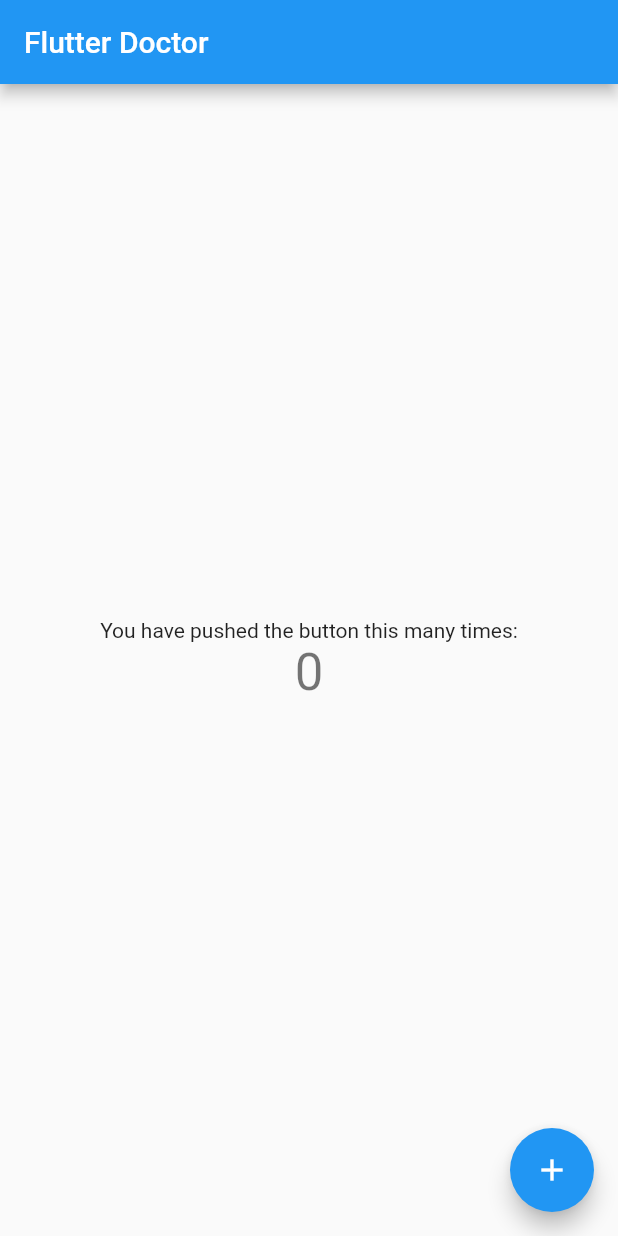
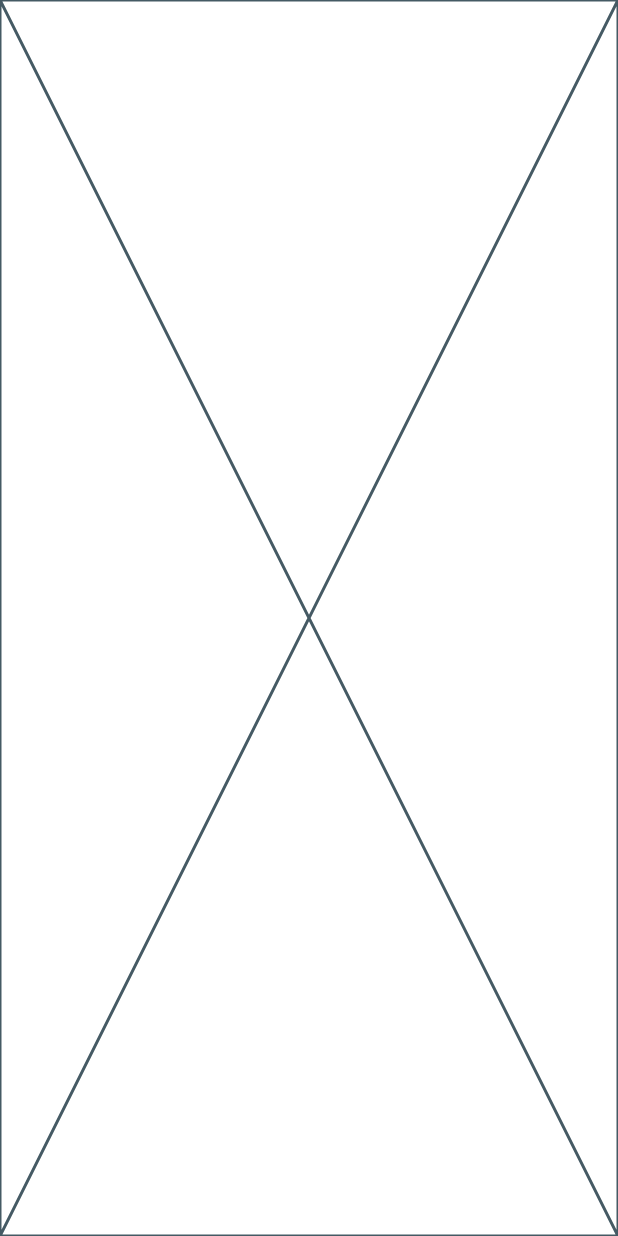
Before and after one commit to Krt-dev/Find_your_doctor, a Flutter app: the screen it shows after launch, on a phone screen of 412 x 824 dp. Run offline on Flutter 3.47's test engine with Material 2 defaults, Android fonts, the phone set to English and light mode, and no system bars; our stand-ins replace google_fonts.

Commit message:
SettingMyFirstPage
setting my first page file and making myfirstpage as the home for the application

```diff
--- a/flutter-doctor-app-main/starter/doctor_app/lib/components/first_page.dart
+++ b/flutter-doctor-app-main/starter/doctor_app/lib/components/first_page.dart
@@ -0,0 +1,20 @@
+import 'package:flutter/material.dart';
+import 'package:flutter_doctor_app/components/app_bar_component.dart';
+import 'package:flutter_doctor_app/components/grid_icons.dart';
+import 'package:flutter_doctor_app/components/search_bar.dart';
+import 'package:flutter_doctor_app/components/second_page.dart';
+import 'package:flutter_doctor_app/components/doctor_tab.dart';
+
+class MyFirstPage extends StatefulWidget {
+  const MyFirstPage({Key? key}) : super(key: key);
+
+  @override
+  State<MyFirstPage> createState() => _MyFirstPageState();
+}
+
+class _MyFirstPageState extends State<MyFirstPage> {
+  @override
+  Widget build(BuildContext context) {
+    return const Placeholder();
+  }
+}
--- a/flutter-doctor-app-main/starter/doctor_app/lib/main.dart
+++ b/flutter-doctor-app-main/starter/doctor_app/lib/main.dart
@@ -1,4 +1,5 @@
 import 'package:flutter/material.dart';
+import 'package:flutter_doctor_app/components/first_page.dart';
 
 void main() {
   runApp(const MyApp());
@@ -14,54 +15,7 @@ class MyApp extends StatelessWidget {
       theme: ThemeData(
         primarySwatch: Colors.blue,
       ),
-      home: const MyHomePage(title: 'Flutter Demo Home Page'),
+      home: const MyFirstPage(),
     );
   }
 }
-
-class MyHomePage extends StatefulWidget {
-  const MyHomePage({Key? key, required this.title}) : super(key: key);
-
-  final String title;
-
-  @override
-  State<MyHomePage> createState() => _MyHomePageState();
-}
-
-class _MyHomePageState extends State<MyHomePage> {
-  int _counter = 0;
-
-  void _incrementCounter() {
-    setState(() {
-      _counter++;
-    });
-  }
-
-  @override
-  Widget build(BuildContext context) {
-    return Scaffold(
-      appBar: AppBar(
-        title: const Text("Flutter Doctor"),
-      ),
-      body: Center(
-        child: Column(
-          mainAxisAlignment: MainAxisAlignment.center,
-          children: <Widget>[
-            const Text(
-              'You have pushed the button this many times:',
-            ),
-            Text(
-              '$_counter',
-              style: Theme.of(context).textTheme.headline4,
-            ),
-          ],
-        ),
-      ),
-      floatingActionButton: FloatingActionButton(
-        onPressed: _incrementCounter,
-        tooltip: 'Increment',
-        child: const Icon(Icons.add),
-      ),
-    );
-  }
-}
```
